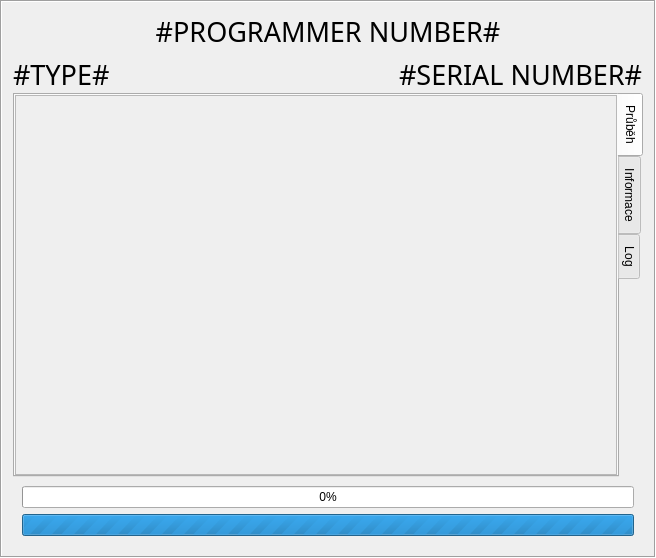
Before: the Qt Designer form ui/programmer.ui in turris-cz/rtools-gui, drawn with Qt 5.
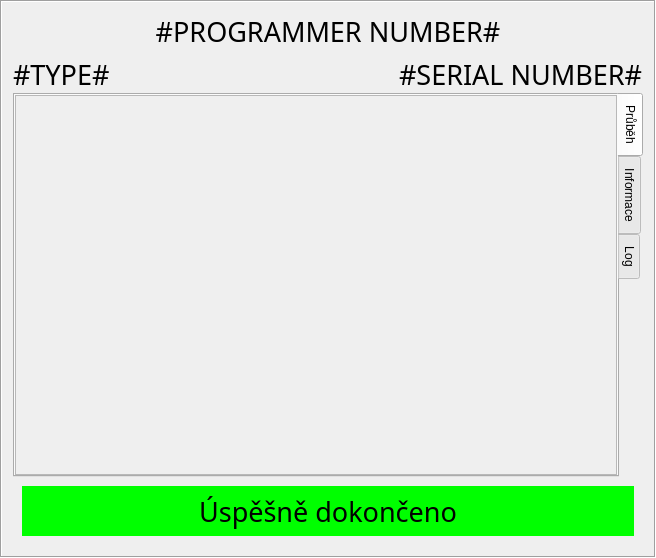
After: the same form once the commit is applied. The open tabs and pages were chosen to show the change. Icons and pictures are not drawn.

Commit message: programmer: Do not immediately exit

```diff
--- a/ui/programmer.ui
+++ b/ui/programmer.ui
@@ -569,6 +569,29 @@
            </item>
           </layout>
          </widget>
+         <widget class="QWidget" name="progressSuccess">
+          <layout class="QVBoxLayout" name="verticalLayout_8">
+           <item>
+            <widget class="QLabel" name="label_3">
+             <property name="font">
+              <font>
+               <family>Sans</family>
+               <pointsize>20</pointsize>
+              </font>
+             </property>
+             <property name="styleSheet">
+              <string notr="true">background-color: rgb(0, 255, 0);</string>
+             </property>
+             <property name="text">
+              <string>Úspěšně dokončeno</string>
+             </property>
+             <property name="alignment">
+              <set>Qt::AlignCenter</set>
+             </property>
+            </widget>
+           </item>
+          </layout>
+         </widget>
         </widget>
        </item>
       </layout>
```
Left out of the diff: 3 changed lines with no effect on the pictures. The commit also changes 2 other files.
